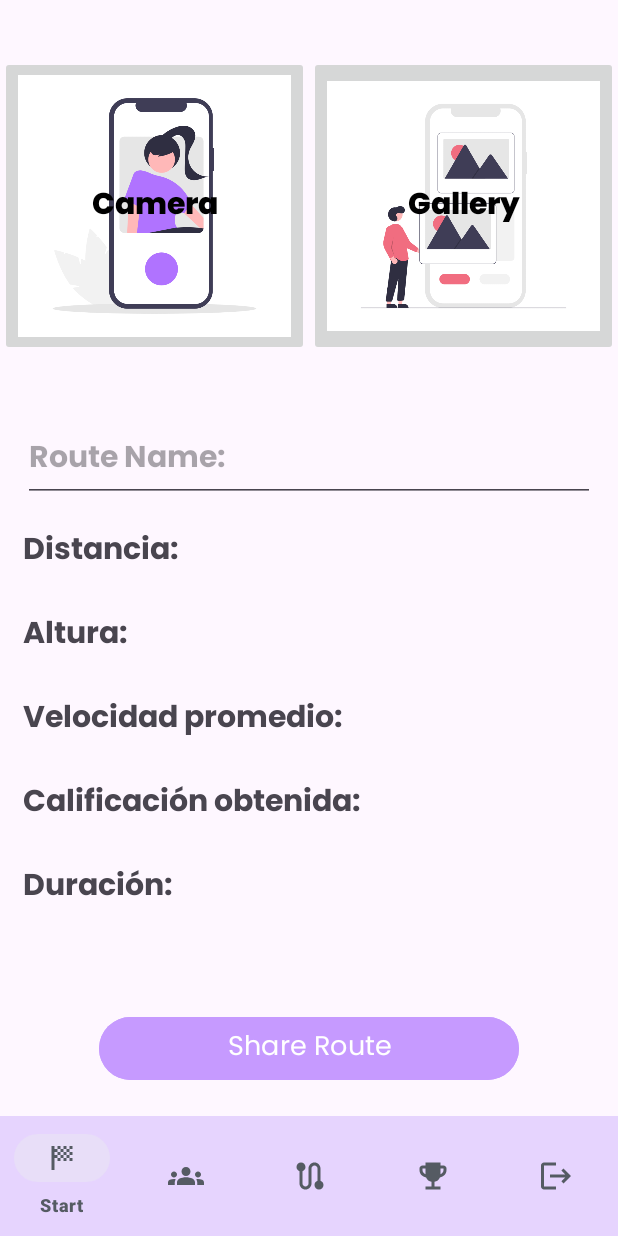
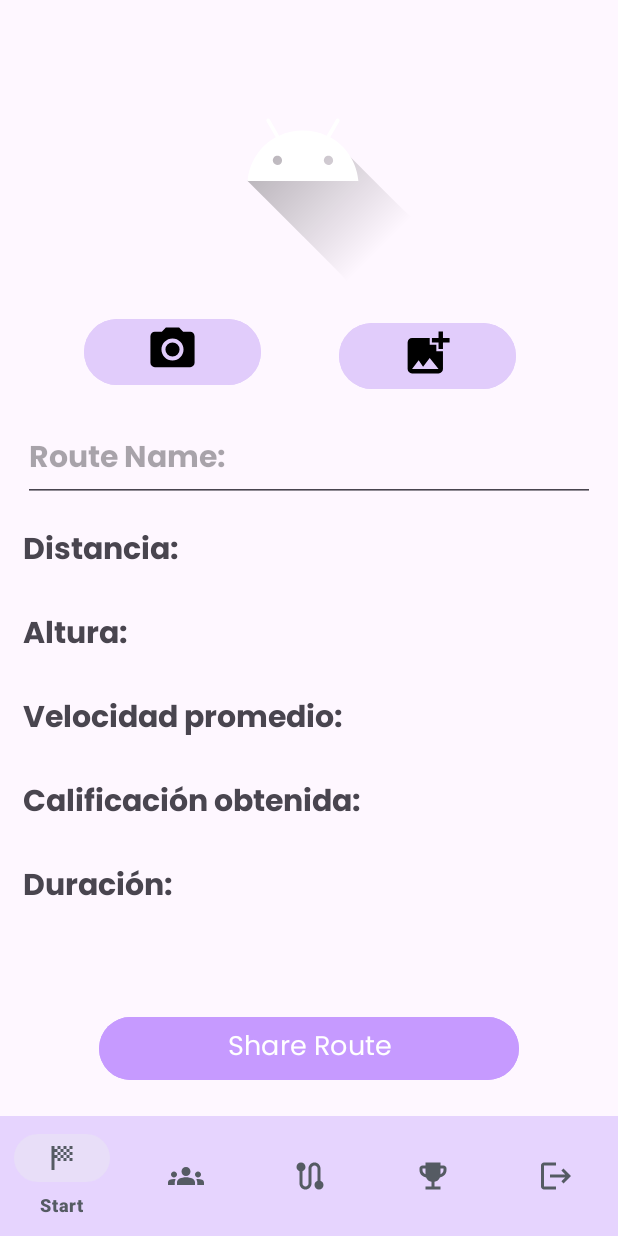
Before and after one commit to PUJ-ICM-6805/HAFFA, an Android app: the fragment ShareRoute placed in its activity, on a phone screen of 412 x 824 dp. Run offline under Robolectric (Android 15) with nearby library versions, the phone set to English and light mode, and no system bars; our stand-ins replace Firebase (no records; nobody signed in at launch, a user with empty details on screens opened directly); pictures from the network do not load.

Commit message:
Acceso a camara y galeria

```diff
--- a/app/src/main/java/com/example/haffa/routes/RouteAdapter.kt
+++ b/app/src/main/java/com/example/haffa/routes/RouteAdapter.kt
@@ -52,7 +52,7 @@ class RouteAdapter(private val context: Context, private val routes: List<Route>
         fun bindData(currentRoute: Route){
             binding.title.text = currentRoute.name
 
-            // Format the date to your desired format
+
             val dateFormat = SimpleDateFormat("dd-MM-yyyy", Locale.getDefault())
             val formattedDate = dateFormat.format(currentRoute.date)
             binding.date.text = formattedDate
--- /dev/null
+++ b/app/src/main/res/drawable/ic_buttom_camera.xml
@@ -0,0 +1,6 @@
+<vector android:height="35dp" android:tint="#000000"
+    android:viewportHeight="24" android:viewportWidth="24"
+    android:width="35dp" xmlns:android="http://schemas.android.com/apk/res/android">
+    <path android:fillColor="@android:color/white" android:pathData="M12,12m-3.2,0a3.2,3.2 0,1 1,6.4 0a3.2,3.2 0,1 1,-6.4 0"/>
+    <path android:fillColor="@android:color/white" android:pathData="M9,2L7.17,4L4,4c-1.1,0 -2,0.9 -2,2v12c0,1.1 0.9,2 2,2h16c1.1,0 2,-0.9 2,-2L22,6c0,-1.1 -0.9,-2 -2,-2h-3.17L15,2L9,2zM12,17c-2.76,0 -5,-2.24 -5,-5s2.24,-5 5,-5 5,2.24 5,5 -2.24,5 -5,5z"/>
+</vector>
--- /dev/null
+++ b/app/src/main/res/drawable/ic_buttom_gallery.xml
@@ -0,0 +1,5 @@
+<vector android:height="35dp" android:tint="#000000"
+    android:viewportHeight="24" android:viewportWidth="24"
+    android:width="35dp" xmlns:android="http://schemas.android.com/apk/res/android">
+    <path android:fillColor="@android:color/white" android:pathData="M19,7v2.99s-1.99,0.01 -2,0L17,7h-3s0.01,-1.99 0,-2h3L17,2h2v3h3v2h-3zM16,11L16,8h-3L13,5L5,5c-1.1,0 -2,0.9 -2,2v12c0,1.1 0.9,2 2,2h12c1.1,0 2,-0.9 2,-2v-8h-3zM5,19l3,-4 2,3 3,-4 4,5L5,19z"/>
+</vector>
--- a/app/src/main/res/layout/fragment_share_route.xml
+++ b/app/src/main/res/layout/fragment_share_route.xml
@@ -7,68 +7,51 @@
     tools:context=".start.ShareRoute">
 
 
-    <ImageButton
-        android:id="@+id/ibCamera"
-        android:layout_width="0dp"
-        android:layout_height="200dp"
-        android:layout_marginTop="30dp"
-        android:scaleType="fitCenter"
-        android:src="@drawable/img_camera"
-        app:layout_constraintBottom_toTopOf="@+id/textView"
-        app:layout_constraintEnd_toStartOf="@+id/ibGallery"
+    <ImageView
+        android:id="@+id/imageView2"
+        android:layout_width="308dp"
+        android:layout_height="173dp"
+        android:layout_marginStart="48dp"
+        android:layout_marginTop="4dp"
+        android:layout_marginBottom="1dp"
+        android:src="@drawable/ic_launcher_foreground"
+        app:layout_constraintBottom_toTopOf="@+id/buttomCamera"
         app:layout_constraintStart_toStartOf="parent"
         app:layout_constraintTop_toTopOf="parent"
-        app:layout_constraintVertical_bias="0.063"
-        app:layout_constraintWidth_percent="0.5"
-        tools:ignore="SpeakableTextPresentCheck" />
+        app:layout_constraintVertical_bias="1.0"
+        app:layout_constraintWidth_percent="0.5" />
 
-    <TextView
-        android:id="@+id/textCamera"
-        android:layout_width="wrap_content"
-        android:layout_height="wrap_content"
-        android:layout_margin="8dp"
-        android:fontFamily="@font/poppins_extra_bold"
-        android:paddingStart="8dp"
-        android:paddingEnd="8dp"
-        android:text="Camera"
-        android:textColor="#000000"
-        android:textSize="20sp"
-        app:layout_constraintBottom_toBottomOf="@id/ibCamera"
-        app:layout_constraintEnd_toEndOf="@id/ibCamera"
-        app:layout_constraintStart_toStartOf="@id/ibCamera"
-        app:layout_constraintTop_toTopOf="@id/ibCamera" />
+    <Button
+        android:id="@+id/buttomCamera"
+        android:layout_width="118dp"
+        android:layout_height="52dp"
+        android:layout_marginStart="56dp"
+        android:layout_marginTop="1dp"
+        android:layout_marginBottom="4dp"
+        android:backgroundTint="#E1CCFB"
+        android:drawableBottom="@drawable/ic_buttom_camera"
+        android:fontFamily="@font/poppins_regular"
+        app:layout_constraintBottom_toTopOf="@+id/editText"
+        app:layout_constraintStart_toStartOf="parent"
+        app:layout_constraintTop_toBottomOf="@+id/imageView2"
+        app:layout_constraintWidth_percent="0.5" />
 
+    <Button
+        android:id="@+id/buttomGallery"
+        android:layout_width="118dp"
+        android:layout_height="52dp"
+        android:layout_marginStart="52dp"
+        android:layout_marginTop="1dp"
+        android:layout_marginBottom="4dp"
+        android:backgroundTint="#E1CCFB"
+        android:drawableBottom="@drawable/ic_buttom_gallery"
+        android:fontFamily="@font/poppins_regular"
 
-    <ImageButton
-        android:id="@+id/ibGallery"
-        android:layout_width="0dp"
-        android:layout_height="200dp"
-        android:layout_marginTop="30dp"
-        android:scaleType="fitCenter"
-        android:src="@drawable/img_gallery"
-        app:layout_constraintBottom_toTopOf="@+id/textView"
-        app:layout_constraintEnd_toEndOf="parent"
-        app:layout_constraintStart_toEndOf="@+id/ibCamera"
-        app:layout_constraintTop_toTopOf="parent"
-        app:layout_constraintVertical_bias="0.063"
-        app:layout_constraintWidth_percent="0.5"
-        tools:ignore="SpeakableTextPresentCheck" />
-
-    <TextView
-        android:id="@+id/textGallery"
-        android:layout_width="wrap_content"
-        android:layout_height="wrap_content"
-        android:layout_margin="8dp"
-        android:fontFamily="@font/poppins_extra_bold"
-        android:paddingStart="8dp"
-        android:paddingEnd="8dp"
-        android:text="Gallery"
-        android:textColor="#000000"
-        android:textSize="20sp"
-        app:layout_constraintBottom_toBottomOf="@id/ibGallery"
-        app:layout_constraintEnd_toEndOf="@id/ibGallery"
-        app:layout_constraintStart_toStartOf="@id/ibGallery"
-        app:layout_constraintTop_toTopOf="@id/ibGallery" />
+        app:layout_constraintBottom_toTopOf="@+id/editText"
+        app:layout_constraintStart_toEndOf="@+id/buttomCamera"
+        app:layout_constraintTop_toBottomOf="@+id/imageView2"
+        app:layout_constraintVertical_bias="0.625"
+        app:layout_constraintWidth_percent="0.5" />
 
     <EditText
         android:id="@+id/editText"
```
Also changed, not shown: app/src/main/AndroidManifest.xml (+9 -0 lines), app/src/main/java/com/example/haffa/start/ShareRoute.kt (+155 -3 lines).
